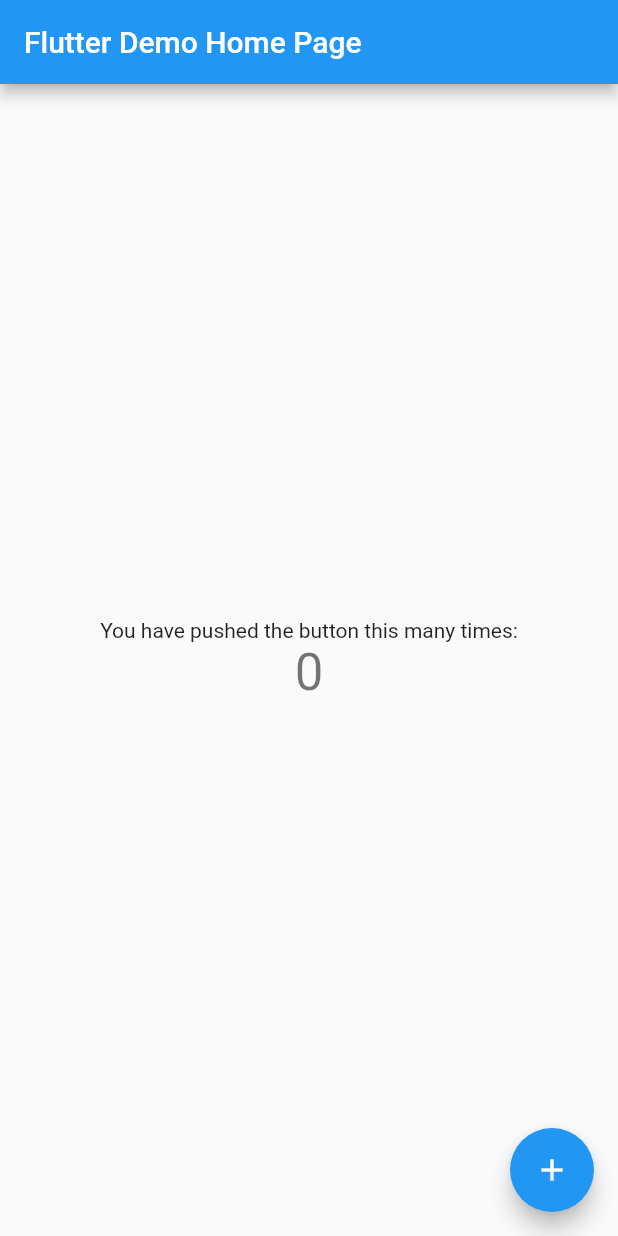
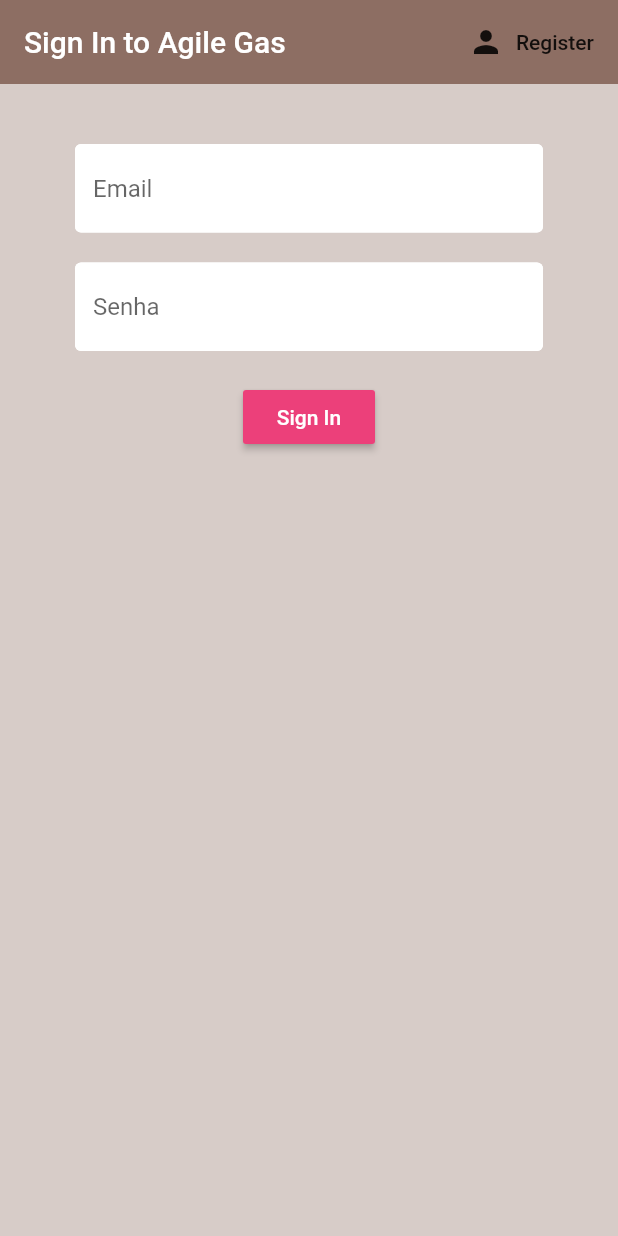
Before and after one commit to HenriqueAmorim20/APP_Agile_Gas, a Flutter app: the screen it shows after launch, on a phone screen of 412 x 824 dp. Run offline on Flutter 3.47's test engine with Material 2 defaults, Android fonts, the phone set to English and light mode, and no system bars; our stand-ins replace cloud_firestore, firebase_auth, firebase_core, flutter_spinkit; accounts and stored records are empty.

Commit message:
Merge das funcionalidades ja feitas para inicio do front

```diff
--- a/lib/main.dart
+++ b/lib/main.dart
@@ -1,117 +1,24 @@
+import 'package:agile_gas_app/models/agilegasuser.dart';
+import 'package:agile_gas_app/screens/services/auth.dart';
+import 'package:agile_gas_app/screens/wrapper.dart';
 import 'package:flutter/material.dart';
+import 'package:firebase_core/firebase_core.dart';
+import 'package:provider/provider.dart';
 
-void main() {
-  runApp(MyApp());
+void main() async {
+  WidgetsFlutterBinding.ensureInitialized();
+  await Firebase.initializeApp();
+  runApp(MyApp()); //roda o aplicativo a partir do método construtor da classe MyApp
 }
 
 class MyApp extends StatelessWidget {
-  // This widget is the root of your application.
   @override
   Widget build(BuildContext context) {
-    return MaterialApp(
-      title: 'Flutter Demo',
-      theme: ThemeData(
-        // This is the theme of your application.
-        //
-        // Try running your application with "flutter run". You'll see the
-        // application has a blue toolbar. Then, without quitting the app, try
-        // changing the primarySwatch below to Colors.green and then invoke
-        // "hot reload" (press "r" in the console where you ran "flutter run",
-        // or simply save your changes to "hot reload" in a Flutter IDE).
-        // Notice that the counter didn't reset back to zero; the application
-        // is not restarted.
-        primarySwatch: Colors.blue,
-        // This makes the visual density adapt to the platform that you run
-        // the app on. For desktop platforms, the controls will be smaller and
-        // closer together (more dense) than on mobile platforms.
-        visualDensity: VisualDensity.adaptivePlatformDensity,
+    return StreamProvider<AgileGasUser>.value( //coleta a informação de login/logout e passa para o wrapper
+      value: AuthService().user,
+      child: MaterialApp(
+        home: Wrapper(), //invoca lib/screens/wrapper/wrapper.dart/método construtor class Wrapper
       ),
-      home: MyHomePage(title: 'Flutter Demo Home Page'),
     );
   }
 }
-
-class MyHomePage extends StatefulWidget {
-  MyHomePage({Key key, this.title}) : super(key: key);
-
-  // This widget is the home page of your application. It is stateful, meaning
-  // that it has a State object (defined below) that contains fields that affect
-  // how it looks.
-
-  // This class is the configuration for the state. It holds the values (in this
-  // case the title) provided by the parent (in this case the App widget) and
-  // used by the build method of the State. Fields in a Widget subclass are
-  // always marked "final".
-
-  final String title;
-
-  @override
-  _MyHomePageState createState() => _MyHomePageState();
-}
-
-class _MyHomePageState extends State<MyHomePage> {
-  int _counter = 0;
-
-  void _incrementCounter() {
-    setState(() {
-      // This call to setState tells the Flutter framework that something has
-      // changed in this State, which causes it to rerun the build method below
-      // so that the display can reflect the updated values. If we changed
-      // _counter without calling setState(), then the build method would not be
-      // called again, and so nothing would appear to happen.
-      _counter++;
-    });
-  }
-
-  @override
-  Widget build(BuildContext context) {
-    // This method is rerun every time setState is called, for instance as done
-    // by the _incrementCounter method above.
-    //
-    // The Flutter framework has been optimized to make rerunning build methods
-    // fast, so that you can just rebuild anything that needs updating rather
-    // than having to individually change instances of widgets.
-    return Scaffold(
-      appBar: AppBar(
-        // Here we take the value from the MyHomePage object that was created by
-        // the App.build method, and use it to set our appbar title.
-        title: Text(widget.title),
-      ),
-      body: Center(
-        // Center is a layout widget. It takes a single child and positions it
-        // in the middle of the parent.
-        child: Column(
-          // Column is also a layout widget. It takes a list of children and
-          // arranges them vertically. By default, it sizes itself to fit its
-          // children horizontally, and tries to be as tall as its parent.
-          //
-          // Invoke "debug painting" (press "p" in the console, choose the
-          // "Toggle Debug Paint" action from the Flutter Inspector in Android
-          // Studio, or the "Toggle Debug Paint" command in Visual Studio Code)
-          // to see the wireframe for each widget.
-          //
-          // Column has various properties to control how it sizes itself and
-          // how it positions its children. Here we use mainAxisAlignment to
-          // center the children vertically; the main axis here is the vertical
-          // axis because Columns are vertical (the cross axis would be
-          // horizontal).
-          mainAxisAlignment: MainAxisAlignment.center,
-          children: <Widget>[
-            Text(
-              'You have pushed the button this many times:',
-            ),
-            Text(
-              '$_counter',
-              style: Theme.of(context).textTheme.headline4,
-            ),
-          ],
-        ),
-      ),
-      floatingActionButton: FloatingActionButton(
-        onPressed: _incrementCounter,
-        tooltip: 'Increment',
-        child: Icon(Icons.add),
-      ), // This trailing comma makes auto-formatting nicer for build methods.
-    );
-  }
-}
--- /dev/null
+++ b/lib/models/agilegasuser.dart
@@ -0,0 +1,5 @@
+class AgileGasUser{
+  final String uid;
+
+  AgileGasUser({this.uid});
+}
--- /dev/null
+++ b/lib/screens/authenticate/authenticate.dart
@@ -0,0 +1,25 @@
+import 'package:agile_gas_app/screens/authenticate/sign_in.dart';
+import 'package:flutter/material.dart';
+import 'package:agile_gas_app/screens/authenticate/register.dart';
+
+class Authenticate extends StatefulWidget {
+  @override
+  _AuthenticateState createState() => _AuthenticateState();
+}
+
+class _AuthenticateState extends State<Authenticate>{
+  bool showSignIn = true;
+
+  void toggleView() {
+    setState(() => showSignIn = !showSignIn);
+  }
+
+  @override
+  Widget build(BuildContext context){
+    if(showSignIn == true){
+      return SignIn(toggleView: toggleView);
+    } else {
+      return Register(toggleView: toggleView);
+    }
+  }
+}
--- /dev/null
+++ b/lib/screens/authenticate/sign_in.dart
@@ -0,0 +1,98 @@
+import 'package:agile_gas_app/screens/services/auth.dart';
+import 'package:agile_gas_app/shared/constants.dart';
+import 'package:agile_gas_app/shared/loading.dart';
+import 'package:flutter/material.dart';
+
+class SignIn extends StatefulWidget{
+
+  final Function toggleView;
+  SignIn({ this.toggleView });
+
+  @override
+  _SignInState createState() => _SignInState();
+}
+
+class _SignInState extends State<SignIn>{
+
+  final AuthService _auth = AuthService(); //recebe mesmo _auth do método construtor de AuthService em auth.dart
+  final _formKey = GlobalKey<FormState>();
+  bool loading = false;
+
+  //text field state
+  String email = '';
+  String password = '';
+  String error = '';
+
+  @override
+  Widget build(BuildContext context){
+    return loading ? Loading() : Scaffold(
+      backgroundColor: Colors.brown[100],
+      appBar: AppBar(
+        backgroundColor: Colors.brown[400],
+        elevation: 0.0,
+        title: Text('Sign In to Agile Gas'),
+        actions: <Widget>[
+          FlatButton.icon(
+            icon: Icon(Icons.person),
+            label: Text('Register'),
+            onPressed: () {
+              widget.toggleView(); //sinaliza para a widget que deve ser apresentada
+            },
+          )
+        ],
+      ),
+      body: Container(
+        padding: EdgeInsets.symmetric(vertical: 20.0, horizontal: 50.0),
+        child: Form(
+          key: _formKey,
+          child: Column(
+            children: <Widget>[
+              SizedBox(height: 20.0),
+              TextFormField(
+                  decoration: textInputDecoration.copyWith(hintText: 'Email'),
+                validator: (val) => val.isEmpty ? 'Insira um e-mail' : null, //verifica se o campo está vazio
+                onChanged: (val){ //toda vez que o valor do campo mudar
+                  setState(() => email = val); //mude o valor da variável email para o valor do campo
+                }
+              ),
+              SizedBox(height: 20.0),
+              TextFormField(
+                  decoration: textInputDecoration.copyWith(hintText: 'Senha'),
+                  obscureText: true,
+                  validator: (val) => val.length < 6 ? 'Insira uma senha com +6 caracteres' : null, //verifica se a senha é menor que 6 caracteres
+                  onChanged: (val){ //toda vez que o valor do campo mudar
+                    setState(() => password = val); //mude o valor da variaǘel senha para o valor do campo
+                  }
+              ),
+              SizedBox(height: 20.0),
+              RaisedButton(
+                color: Colors.pink[400],
+                child: Text(
+                  'Sign In',
+                  style: TextStyle(color: Colors.white)
+                ),
+                onPressed: () async {
+                  if (_formKey.currentState.validate()) { //verifica se esse formulário possui tipos de dados corretos
+                    setState(() => loading = true);
+                    dynamic result = await _auth.signInWithEmailAndPassword(email, password); //se sim loga o usuário com essa senha e base
+                    if (result == null) { //retorna null se não estiver cadastrado
+                      setState(() {
+                        error = 'Sign in failed, credentials not registered!';
+                        loading = false;
+                      });
+                    }
+                  }
+                }
+              ),
+              SizedBox(height: 12.0),
+              Text(
+                error,
+                style: TextStyle(color: Colors.red, fontSize: 14.0),
+              ),
+            ]
+          ),
+        ),
+      ),
+    );
+  }
+}
--- /dev/null
+++ b/lib/screens/services/database.dart
@@ -0,0 +1,18 @@
+import 'package:cloud_firestore/cloud_firestore.dart';
+
+class UserDataBaseService {
+  final String uid;
+
+  UserDataBaseService({this.uid}); //construtor recebe o uid do usuário
+
+  //collection reference
+  final CollectionReference usersCollection = FirebaseFirestore.instance.collection('users');
+
+  Future updateUserData(String name, String cpf, int cars) async {
+    return await usersCollection.doc(uid).set({
+      'name': name,
+      'cpf': cpf,
+      'cars': cars,
+    });
+  }
+}
--- /dev/null
+++ b/lib/screens/wrapper.dart
@@ -0,0 +1,19 @@
+import 'package:agile_gas_app/models/agilegasuser.dart';
+import 'package:agile_gas_app/screens/authenticate/authenticate.dart';
+import 'package:agile_gas_app/screens/home/home.dart';
+import 'package:flutter/material.dart';
+import 'package:provider/provider.dart';
+
+//essa classe é responsável verificar se o usuário está autenticado ou não. dependendo do estado de
+class Wrapper extends StatelessWidget{ //autenticação a classe mostra home ou authenticate widget
+  @override
+  Widget build(BuildContext context){
+
+    final user = Provider.of<AgileGasUser>(context);
+    if (user == null){
+      return Authenticate();
+    } else {
+      return Home();
+    }
+  }
+}
--- /dev/null
+++ b/lib/shared/constants.dart
@@ -0,0 +1,12 @@
+import 'package:flutter/material.dart';
+
+const textInputDecoration = InputDecoration(
+  fillColor: Colors.white,
+  filled: true,
+  enabledBorder: OutlineInputBorder(
+      borderSide: BorderSide(color: Colors.white, width: 2.0)
+  ),
+  focusedBorder: OutlineInputBorder(
+      borderSide: BorderSide(color: Colors.pink, width: 2.0)
+  ),
+);
```
Also changed, not shown: lib/screens/authenticate/register.dart (added, +98 -0 lines), lib/screens/home/home.dart (added, +28 -0 lines), lib/screens/services/auth.dart (added, +66 -0 lines), lib/shared/loading.dart (added, +17 -0 lines).
